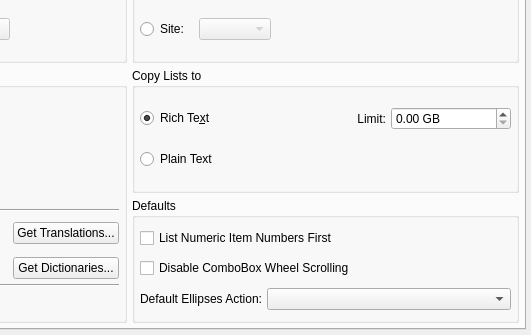
This is guiclient/userPreferences.ui in interhawk/qt-client as Qt 5 draws it before an edit; both pictures show x 272 to 803 and y 188 to 523 of the 803 by 523 pixel window. The edited form follows.
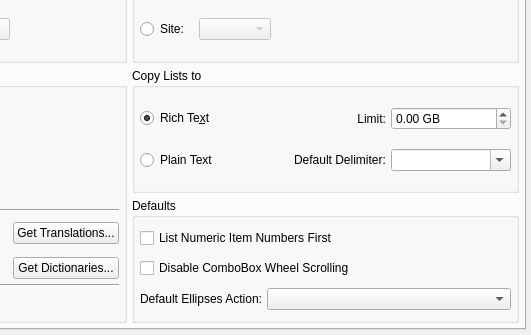
This is the edited form. Custom widgets are drawn as their Qt base class.

```diff
--- a/guiclient/userPreferences.ui
+++ b/guiclient/userPreferences.ui
@@ -289,6 +289,20 @@
             </property>
            </widget>
           </item>
+          <item row="1" column="2">
+           <widget class="QComboBox" name="_delimiter">
+            <property name="editable">
+             <bool>true</bool>
+            </property>
+           </widget>
+          </item>
+          <item row="1" column="1" alignment="Qt::AlignRight">
+           <widget class="QLabel" name="label_5">
+            <property name="text">
+             <string>Default Delimiter:</string>
+            </property>
+           </widget>
+          </item>
          </layout>
         </widget>
        </item>
```
